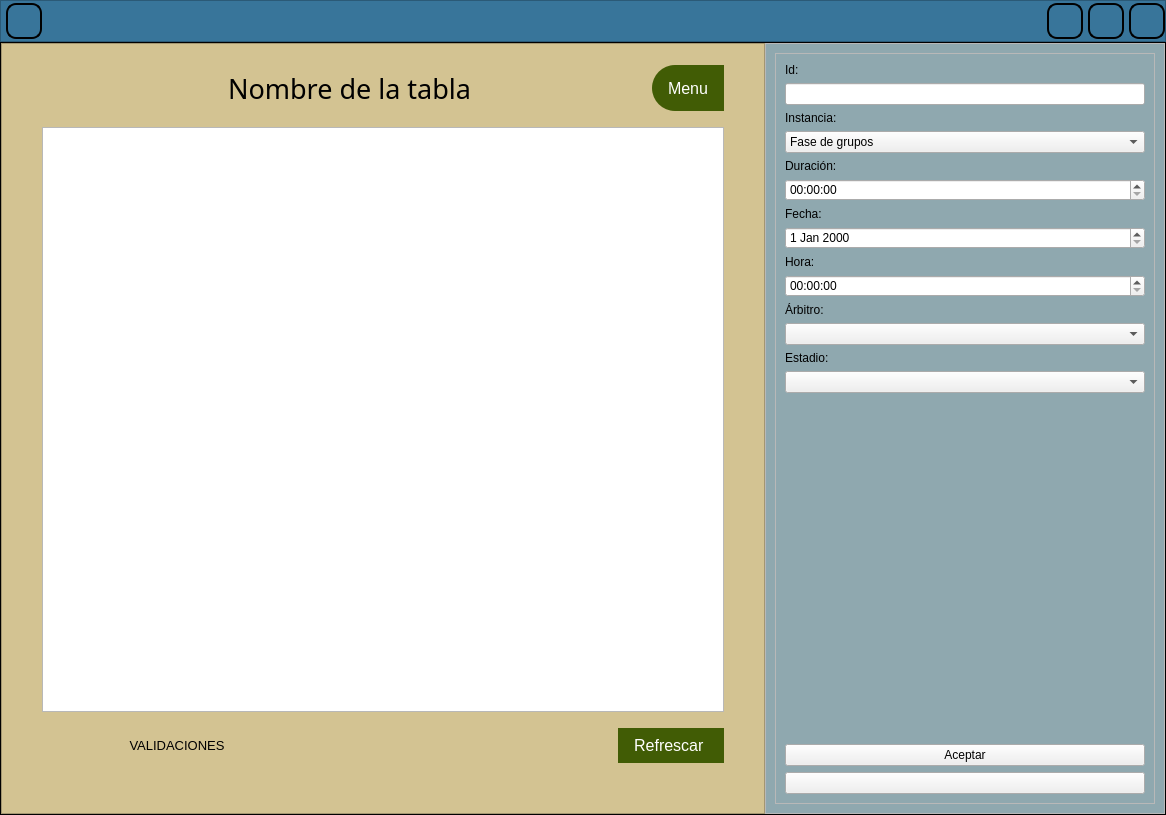
Marco25005/proyectoDataBase, file new_interfaz.ui: the form before one commit.
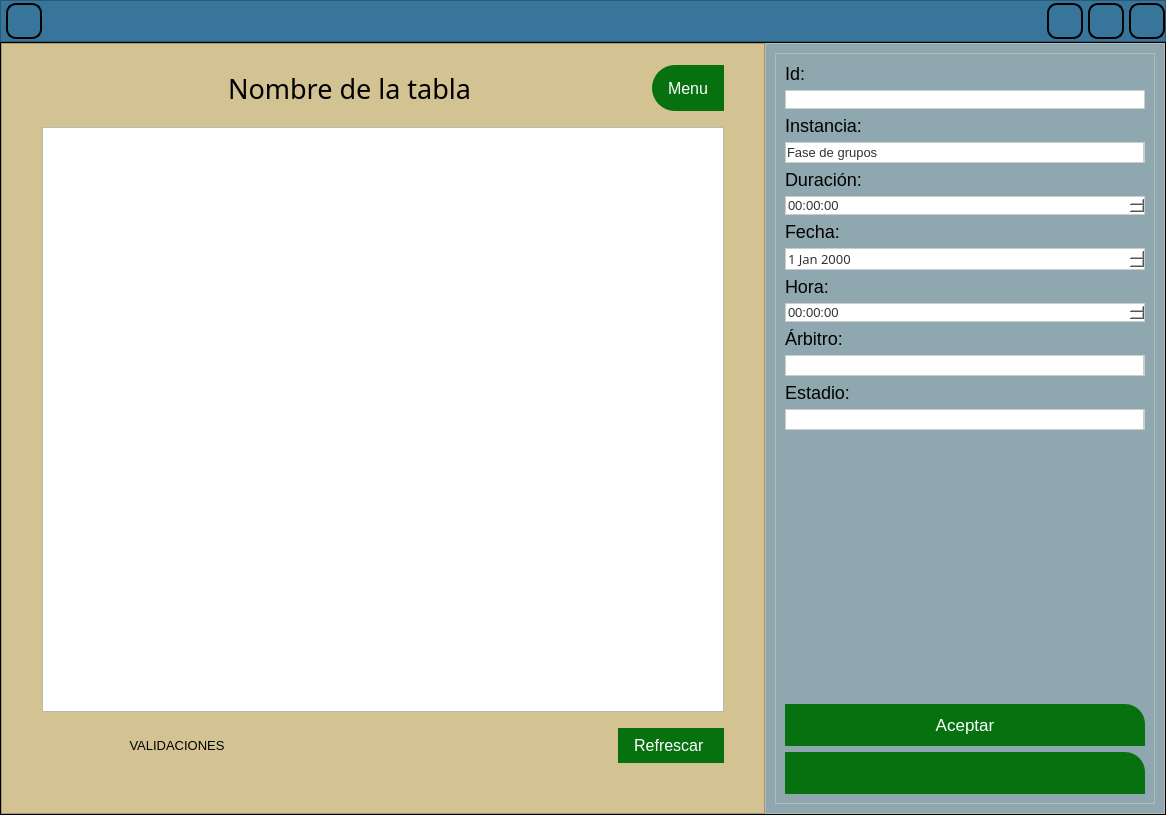
The form after the commit. The open tabs and pages were chosen to show the change. Icons and pictures are not drawn.

Commit message: Estilos CSS a las paginas

```diff
--- a/new_interfaz.ui
+++ b/new_interfaz.ui
@@ -120,7 +120,7 @@
 
 /* Estilo para el botón bt_refrescar */
 #bt_refrescar {
-    background-color: #415c05; /* Color de fondo por defecto */
+    background-color: #077110; /* Color de fondo por defecto */
     color: white; /* Color del texto */
     border-radius: 20px; /* Bordes redondeados */
     padding: 8px 16px; /* Espaciado interno */
@@ -136,7 +136,7 @@
 
 /* Estilo para el botón bt_refrescar */
 #bt_menu {
-    background-color: #415c05; /* Color de fondo por defecto */
+    background-color: #077110; /* Color de fondo por defecto */
 	height: 30px;
     color: white; /* Color del texto */
     padding: 8px 16px; /* Espaciado interno */
@@ -847,6 +847,97 @@
              <layout class="QVBoxLayout" name="verticalLayout_12">
               <item>
                <widget class="QFrame" name="fr_partido">
+                <property name="styleSheet">
+                 <string notr="true">QLabel{
+    background-color: ;
+    padding: ;
+	color: black;
+    font-family: 'Segoe UI';
+    text-decoration: ;
+	font-size: 18px;
+    font-weight: ;
+}
+
+QLineEdit {
+    border: 1px solid #CCCCCC;
+    padding: ;
+    font-family: 'Segoe UI', sans-serif;
+    font-size: 10pt;
+    color: #333333;
+}
+
+QLineEdit:focus {
+    border: 2px solid #4D90FE;
+    width: 200px; /* Ajusta el ancho al ser enfocado */
+    height: 30px; /* Ajusta la altura al ser enfocado */
+}
+
+QComboBox {
+    border: 1px solid #CCCCCC;
+    padding: 1px;
+    font-family: 'Segoe UI', sans-serif;
+    font-size: 10pt;
+    color: #333333;
+}
+
+QComboBox::drop-down {
+    subcontrol-origin: padding;
+    subcontrol-position: top right;
+    width: px;
+    border-left: 1px solid #CCCCCC;
+}
+
+QComboBox::down-arrow:on {
+    /* Estilo cuando se presiona el botón de desplazamiento hacia abajo */
+    top: 1px;
+    left: 1px;
+}
+
+QComboBox QAbstractItemView {
+    border: 1px solid #CCCCCC;
+    selection-background-color: #4D90FE; /* Color de fondo cuando se selecciona un elemento */
+}
+
+QTimeEdit {
+    border: 1px solid #CCCCCC;
+    font-family: 'Segoe UI', sans-serif;
+    font-size: 10pt;
+    color: #333333;
+    background-color: #FFFFFF;
+}
+
+QPushButton {
+    background-color: #077110;
+    color: #FFFFFF;
+    padding: 10px 20px;
+    border: none;
+    border-top-right-radius: 20px;
+    font-size: 17px; /* Tamaño de fuente */
+    width: 150px; /* Ancho del botón */
+    height: 22px; /* Altura del botón */
+}
+
+QPushButton:hover {
+    background-color: #45a049;
+	border-color: #000; /* Borde negro al hacer hover */
+	color: black;
+	border: 2px solid #000;
+}
+
+QPushButton:pressed {
+    background-color: #367d3b;
+}
+
+QDateEdit {
+    border: 1px solid #CCCCCC;
+    font-family: 'Segoe UI', sans-serif;
+    font-size: 10pt;
+    color: #333333;
+    background-color: #FFFFFF;
+}
+
+</string>
+                </property>
                 <property name="frameShape">
                  <enum>QFrame::StyledPanel</enum>
                 </property>
@@ -920,7 +1011,14 @@
                     </widget>
                    </item>
                    <item>
-                    <widget class="QDateEdit" name="dateEdit_fecha"/>
+                    <widget class="QDateEdit" name="dateEdit_fecha">
+                     <property name="font">
+                      <font>
+                       <family>Segoe UI,sans-serif</family>
+                       <pointsize>10</pointsize>
+                      </font>
+                     </property>
+                    </widget>
                    </item>
                    <item>
                     <widget class="QLabel" name="label_14">
```
Left out of the diff: 191 changed lines with no effect on the pictures. The commit also changes 1 other file.
